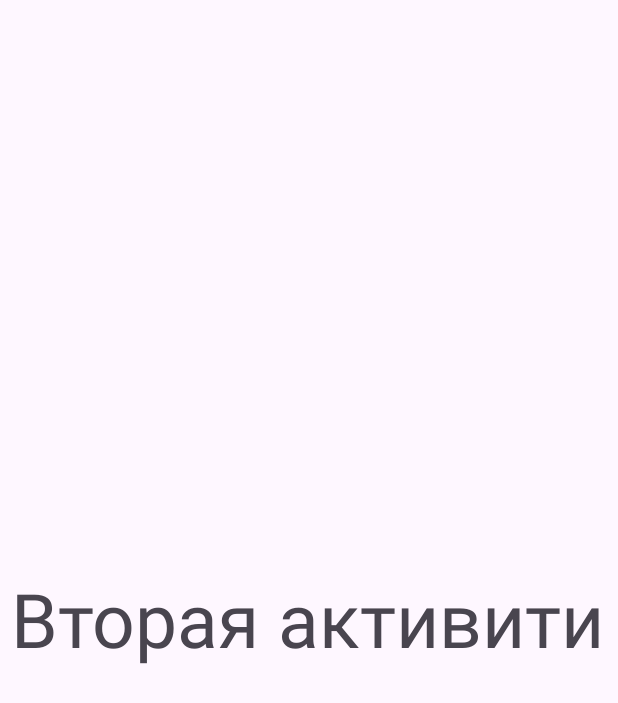
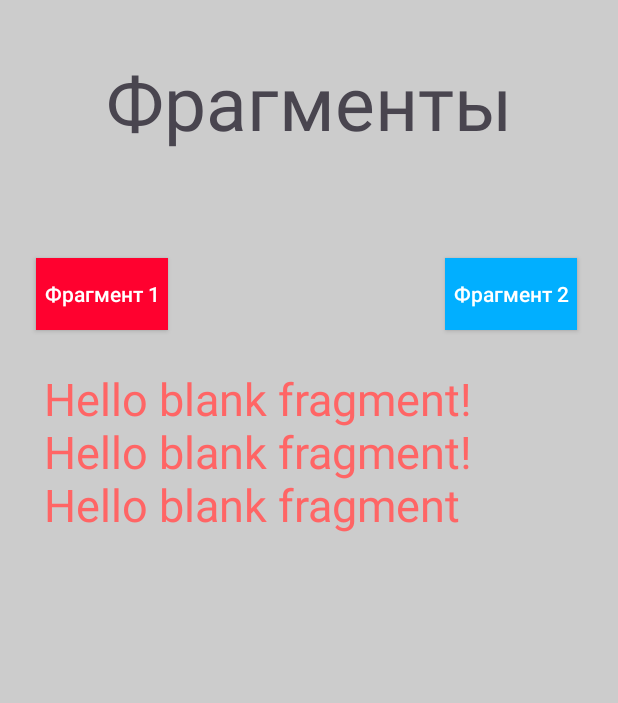
Before and after one commit to Fairen8/study_Java, an Android app: the SecondActivity screen opened directly, with no data from a screen before it, on a phone screen of 412 x 824 dp. Shown: the top 703 px of the screen. Run offline under Robolectric (Android 15) with nearby library versions, the light colour scheme and no system bars.

Commit message:
Android проэкт
Создал динамическое содержимое на вторую страницу приложения

```diff
--- /dev/null
+++ b/Lessons_2/Modules/Module_14/les1/app/src/main/java/com/example/module_14/FistFragment.java
@@ -0,0 +1,18 @@
+package com.example.module_14;
+
+import android.os.Bundle;
+
+import androidx.fragment.app.Fragment;
+
+import android.view.LayoutInflater;
+import android.view.View;
+import android.view.ViewGroup;
+
+public class FistFragment extends Fragment {
+
+    @Override
+    public View onCreateView(LayoutInflater inflater, ViewGroup container,
+                             Bundle savedInstanceState) {
+        return inflater.inflate(R.layout.fragment_fist, container, false);
+    }
+}
--- a/Lessons_2/Modules/Module_14/les1/app/src/main/res/layout/activity_second.xml
+++ b/Lessons_2/Modules/Module_14/les1/app/src/main/res/layout/activity_second.xml
@@ -4,16 +4,64 @@
     xmlns:tools="http://schemas.android.com/tools"
     android:layout_width="match_parent"
     android:layout_height="match_parent"
+    android:background="@color/colorAccent"
     tools:context=".SecondActivity">
 
     <TextView
         android:id="@+id/textView2"
         android:layout_width="wrap_content"
         android:layout_height="wrap_content"
-        android:layout_marginStart="7dp"
+        android:layout_marginTop="34dp"
         android:text="@string/second_activity_text"
         android:textSize="50sp"
-        app:layout_constraintBottom_toBottomOf="parent"
+        app:layout_constraintEnd_toEndOf="parent"
         app:layout_constraintStart_toStartOf="parent"
         app:layout_constraintTop_toTopOf="parent" />
+
+    <androidx.appcompat.widget.AppCompatButton
+        android:id="@+id/fragment_btn_1"
+        android:layout_width="wrap_content"
+        android:layout_height="wrap_content"
+        android:layout_marginStart="24dp"
+        android:layout_marginTop="172dp"
+        android:background="#FF012F"
+        android:focusable="true"
+        android:onClick="FragmentChange"
+        android:text="@string/fragment_btn_first"
+        android:textAllCaps="false"
+        android:textColor="@color/white"
+        app:layout_constraintStart_toStartOf="parent"
+        app:layout_constraintTop_toTopOf="parent"
+        tools:ignore="TextContrastCheck" />
+
+    <androidx.appcompat.widget.AppCompatButton
+        android:id="@+id/fragment_btn_2"
+        android:layout_width="wrap_content"
+        android:layout_height="wrap_content"
+        android:layout_marginEnd="27dp"
+        android:layout_marginBottom="25dp"
+        android:background="#01AFFF"
+        android:focusable="true"
+        android:onClick="FragmentChange"
+        android:text="@string/fragment_btn_second"
+        android:textAllCaps="false"
+        android:textColor="@color/white"
+        app:layout_constraintBottom_toTopOf="@+id/fragmentContainerView"
+        app:layout_constraintEnd_toEndOf="parent"
+        tools:ignore="TextContrastCheck" />
+
+    <androidx.fragment.app.FragmentContainerView
+        android:id="@+id/fragmentContainerView"
+        android:name="com.example.module_14.FistFragment"
+        android:layout_width="0dp"
+        android:layout_height="0dp"
+        android:layout_marginStart="29dp"
+        android:layout_marginTop="25dp"
+        android:layout_marginEnd="29dp"
+        android:layout_marginBottom="35dp"
+        app:layout_constraintBottom_toBottomOf="parent"
+        app:layout_constraintEnd_toEndOf="parent"
+        app:layout_constraintStart_toStartOf="parent"
+        app:layout_constraintTop_toBottomOf="@+id/fragment_btn_1" />
+
 </androidx.constraintlayout.widget.ConstraintLayout>
--- /dev/null
+++ b/Lessons_2/Modules/Module_14/les1/app/src/main/res/layout/fragment_fist.xml
@@ -0,0 +1,16 @@
+<?xml version="1.0" encoding="utf-8"?>
+<FrameLayout xmlns:android="http://schemas.android.com/apk/res/android"
+    xmlns:tools="http://schemas.android.com/tools"
+    android:layout_width="match_parent"
+    android:layout_height="match_parent"
+    tools:context=".FistFragment">
+
+    <!-- TODO: Update blank fragment layout -->
+    <TextView
+        android:layout_width="match_parent"
+        android:layout_height="match_parent"
+        android:text="@string/hello_blank_fragment"
+        android:textColor="#FF6565"
+        android:textSize="30sp" />
+
+</FrameLayout>
--- a/Lessons_2/Modules/Module_14/les1/app/src/main/res/values/strings.xml
+++ b/Lessons_2/Modules/Module_14/les1/app/src/main/res/values/strings.xml
@@ -3,5 +3,10 @@
     <string name="app_logo">Умный конвертер</string>
     <string name="hint_textfilt">Вводите число здесь</string>
     <string name="button_text">Конвертировать</string>
-    <string name="second_activity_text">Вторая активити</string>
+    <string name="second_activity_text">Фрагменты</string>
+    <string name="fragment_btn_first">Фрагмент 1</string>
+    <string name="fragment_btn_second">Фрагмент 2</string>
+    <string name="fragment_btn_nothing">Ничего не делаю</string>
+    <!-- TODO: Remove or change this placeholder text -->
+    <string name="hello_blank_fragment">Hello blank fragment!Hello blank fragment!Hello blank fragment</string>
 </resources>
```
Also changed, not shown: Lessons_2/Modules/Module_14/les1/app/src/main/java/com/example/module_14/SecondActivity.java (+20 -0 lines), Lessons_2/Modules/Module_14/les1/app/src/main/java/com/example/module_14/SecondFragment.java (added, +18 -0 lines), Lessons_2/Modules/Module_14/les1/app/src/main/res/layout/fragment_second.xml (added, +24 -0 lines).
